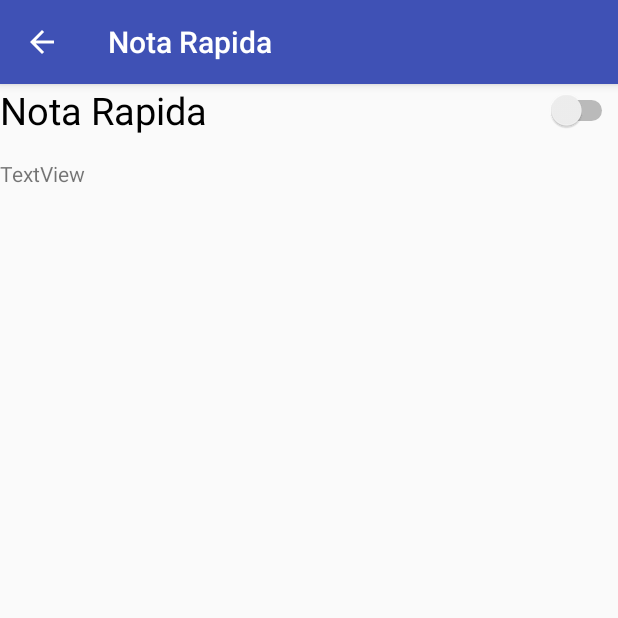
After one commit to carrizo88/IdeaNoTeVayas, an Android app: the NotaRapidaConfig screen opened directly, with no data from a screen before it, on a phone screen of 412 x 824 dp, the top half of it. The commit adds this screen. Run offline under Robolectric (Android 15) with nearby library versions, the phone set to English and light mode, and no system bars.

Commit message:
NotaRapidaActivity Agregada

```diff
--- a/app/src/main/AndroidManifest.xml
+++ b/app/src/main/AndroidManifest.xml
@@ -41,13 +41,13 @@
                 android:name="android.support.PARENT_ACTIVITY"
                 android:value=".Activities.MainActivity" />
         </activity>
-        <activity android:name=".Activities.Configuraciones">
+        <activity android:name=".Activities.Config">
             android:parentActivityName=".Activities.MainActivity">
             <meta-data
                 android:name="android.support.PARENT_ACTIVITY"
                 android:value=".Activities.MainActivity" />
         </activity>
-        <activity android:name=".Activities.Config"></activity>
+        <activity android:name=".Activities.NotaRapidaConfig"></activity>
     </application>
 
 </manifest>
--- /dev/null
+++ b/app/src/main/java/iocompany/ideanotevayas/Activities/NotaRapidaConfig.java
@@ -0,0 +1,90 @@
+package iocompany.ideanotevayas.Activities;
+
+import android.content.Context;
+import android.content.SharedPreferences;
+import android.support.v7.app.AppCompatActivity;
+import android.os.Bundle;
+import android.support.v7.widget.Toolbar;
+import android.view.View;
+import android.widget.ListView;
+import android.widget.Switch;
+import android.widget.TextView;
+
+
+import java.util.ArrayList;
+import java.util.List;
+
+import iocompany.ideanotevayas.Adaptadores.ListViewNotaRapidaConfigAdapter;
+import iocompany.ideanotevayas.R;
+
+public class NotaRapidaConfig extends AppCompatActivity {
+
+    private ListView listViewConfig;
+    private List<String> NotaRapidaconfig;
+    private TextView tv1;
+    private Switch sw1;
+    private SharedPreferences prefs;
+
+    @Override
+    protected void onCreate(Bundle savedInstanceState) {
+        super.onCreate(savedInstanceState);
+        setContentView(R.layout.activity_nota_rapida_config);
+
+        showToolbar("Nota Rapida",true);
+        tv1=(TextView)findViewById(R.id.textViewNotaRapidaConfig3);
+        sw1=(Switch)findViewById(R.id.switchNotaRapidaConfig);
+
+        prefs=getSharedPreferences("Preferences", Context.MODE_PRIVATE);
+
+        getPreferences();
+        sw1.setOnClickListener(new View.OnClickListener() {
+            @Override
+            public void onClick(View v) {
+                setPreferences();
+            }
+        });
+
+
+
+/*
+        listViewConfig=(ListView)findViewById(R.id.ListViewNotaRapidaConfig);
+
+        NotaRapidaconfig=new ArrayList<>();
+
+        NotaRapidaconfig.add("Nota Rapida");
+        //NotaRapidaconfig.add("Envio de nota por Email");
+
+        ListViewNotaRapidaConfigAdapter notaRapidaAdapter = new ListViewNotaRapidaConfigAdapter(getApplicationContext(),R.layout.activity_nota_rapida_config,NotaRapidaconfig);
+        listViewConfig.setAdapter(notaRapidaAdapter);
+  */
+
+    }
+    private void setPreferences(){
+        SharedPreferences.Editor editor = prefs.edit();
+        if(sw1.isChecked()==true){
+            editor.putBoolean("NotaRapida",true);
+            editor.apply();
+        }else{
+            editor.putBoolean("NotaRapida",false);
+            editor.apply();
+        }
+    }
+
+    private void getPreferences() {
+        boolean NT =prefs.getBoolean("NotaRapida",false);
+        if(NT==true){
+            sw1.setChecked(true);
+        }else {
+            sw1.setChecked(false);
+        }
+    }
+    private void showToolbar(String title,boolean volverButton){
+
+        Toolbar myToolbar = (Toolbar) findViewById(R.id.toolbarNotaRapidaConfigActivity);
+        setSupportActionBar(myToolbar);
+        //Titulo y Volver Atras
+        getSupportActionBar().setTitle(title);
+        getSupportActionBar().setDisplayHomeAsUpEnabled(volverButton);
+        getSupportActionBar().setDefaultDisplayHomeAsUpEnabled(volverButton);
+    }
+}
--- /dev/null
+++ b/app/src/main/res/layout/activity_nota_rapida_config.xml
@@ -0,0 +1,41 @@
+<?xml version="1.0" encoding="utf-8"?>
+<RelativeLayout xmlns:android="http://schemas.android.com/apk/res/android"
+xmlns:app="http://schemas.android.com/apk/res-auto"
+xmlns:tools="http://schemas.android.com/tools"
+android:layout_width="match_parent"
+android:layout_height="match_parent"
+tools:context="iocompany.ideanotevayas.Activities.NotaRapidaConfig">
+
+<include android:id="@+id/toolbarNotaRapidaConfigActivity"
+    layout="@layout/toolbar_1"/>
+
+    <Switch
+        android:id="@+id/switchNotaRapidaConfig"
+        android:layout_width="wrap_content"
+        android:layout_height="wrap_content"
+        android:text="Nota Rapida"
+        android:layout_alignParentEnd="true"
+        android:layout_alignParentStart="true"
+        android:layout_below="@+id/toolbarNotaRapidaConfigActivity"
+        android:textSize="25dp"/>
+
+    <TextView
+        android:id="@+id/textViewNotaRapidaConfig3"
+        android:layout_width="wrap_content"
+        android:layout_height="wrap_content"
+        android:layout_alignParentStart="true"
+        android:layout_below="@+id/switchNotaRapidaConfig"
+        android:layout_marginTop="15dp"
+        android:text="TextView" />
+    <!--
+    <ListView
+        android:id="@+id/ListViewNotaRapidaConfig"
+        android:layout_width="match_parent"
+        android:layout_height="match_parent"
+        android:layout_below="@+id/toolbarNotaRapidaConfigActivity"
+        />
+    -->
+
+
+
+</RelativeLayout>
--- a/app/src/main/res/layout/list_view_config.xml
+++ b/app/src/main/res/layout/list_view_config.xml
@@ -7,9 +7,9 @@
     <TextView
         android:id="@+id/textViewListViewConfig"
         android:layout_width="match_parent"
-        android:layout_height="wrap_content"
-        android:layout_gravity="center_vertical"
+        android:layout_height="40dp"
         android:layout_weight="1"
-        android:text="" />
+        android:text=""
+        android:textSize="20dp"/>
 
 </LinearLayout>
```
Also changed, not shown: app/src/main/java/iocompany/ideanotevayas/Activities/Config.java (+18 -12 lines), app/src/main/java/iocompany/ideanotevayas/Activities/Configuraciones.java (deleted, +0 -51 lines), app/src/main/java/iocompany/ideanotevayas/Activities/MainActivity.java (+12 -5 lines), app/src/main/java/iocompany/ideanotevayas/Adaptadores/ListViewConfigAdapter.java (added, +75 -0 lines), app/src/main/java/iocompany/ideanotevayas/Adaptadores/ListViewNotaRapidaConfigAdapter.java (added, +85 -0 lines), app/src/main/res/layout/activity_configuraciones.xml (deleted, +0 -23 lines), app/src/main/res/layout/list_view_nota_rapida_config.xml (added, +34 -0 lines).
